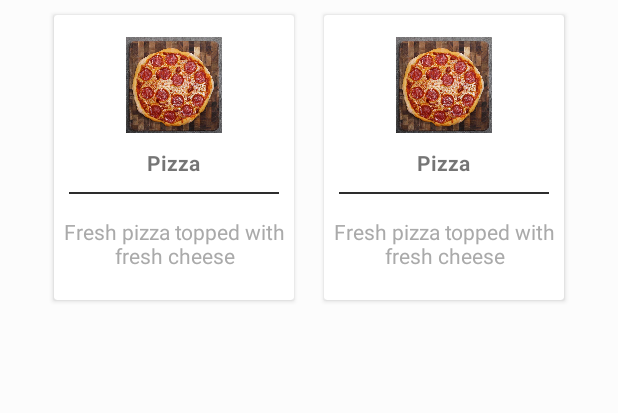
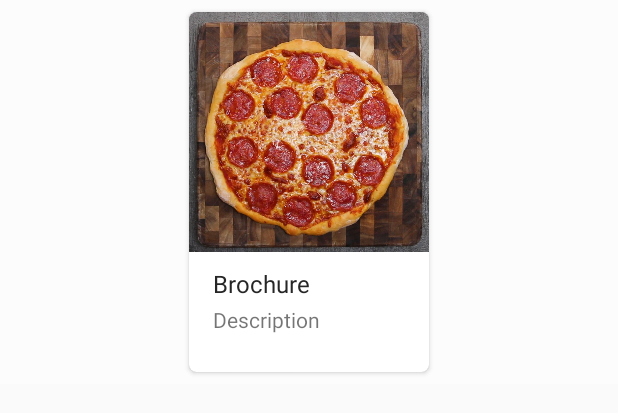
Before and after one commit to iKreateCode/FoodRocket, an Android app: the layout menu_item_layout.xml on its own in the app's theme, with its tools: preview values and no code run, on a phone screen of 412 x 824 dp. Shown: the top 413 px of the screen. Run offline under Robolectric (Android 15) with nearby library versions, the phone set to English and light mode, and no system bars.

Commit message:
Added item adapter with recycler

```diff
--- a/app/src/main/AndroidManifest.xml
+++ b/app/src/main/AndroidManifest.xml
@@ -28,7 +28,7 @@
             android:name=".Item"
             android:theme="@style/AppTheme.FullScreen" />
         <activity
-            android:name=".DetailActivity"
+            android:name=".ItemDetailActivity"
             android:theme="@style/AppTheme.FullScreen" />
     </application>
 
--- a/app/src/main/java/com/example/foodrocket/DetailActivity.java
+++ b/app/src/main/java/com/example/foodrocket/ItemDetailActivity.java
@@ -5,7 +5,7 @@ import android.widget.TextView;
 
 import androidx.appcompat.app.AppCompatActivity;
 
-public class DetailActivity extends AppCompatActivity {
+public class ItemDetailActivity extends AppCompatActivity {
 
     @Override
     protected void onCreate(Bundle savedInstanceState) {
--- a/app/src/main/java/com/example/foodrocket/PopularItemModel.java
+++ b/app/src/main/java/com/example/foodrocket/ItemModel.java
@@ -1,12 +1,12 @@
 package com.example.foodrocket;
 
-public class PopularItemModel {
+public class ItemModel {
 
     private int image;
     private String title;
     private String desc;
 
-    public PopularItemModel(int image, String title, String desc) {
+    public ItemModel(int image, String title, String desc) {
         this.image = image;
         this.title = title;
         this.desc = desc;
--- a/app/src/main/res/layout/activity_detail.xml
+++ b/app/src/main/res/layout/activity_detail.xml
@@ -4,7 +4,7 @@
     xmlns:tools="http://schemas.android.com/tools"
     android:layout_width="match_parent"
     android:layout_height="match_parent"
-    tools:context=".DetailActivity">
+    tools:context=".ItemDetailActivity">
 
     <TextView
         android:id="@+id/textView"
--- a/app/src/main/res/layout/menu_item_layout.xml
+++ b/app/src/main/res/layout/menu_item_layout.xml
@@ -4,97 +4,57 @@
     xmlns:app="http://schemas.android.com/apk/res-auto"
     xmlns:tools="http://schemas.android.com/tools"
     android:layout_width="match_parent"
-    android:layout_height="match_parent"
+    android:layout_height="wrap_content"
     tools:context=".MenuFragment"
+    android:gravity="center"
     android:orientation="vertical"
     android:background="#fcfcfc">
 
 
-    <LinearLayout
-        android:clipToPadding="false"
-        android:gravity="center"
-        android:orientation="horizontal"
+    <androidx.cardview.widget.CardView
+        android:layout_width="160dp"
+        android:layout_height="wrap_content"
+        app:cardCornerRadius="5dp"
+        android:layout_margin="8dp">
+
+        <RelativeLayout
             android:layout_width="match_parent"
-        android:layout_height="wrap_content">
-        <androidx.cardview.widget.CardView
-            android:foreground="?android:attr/selectableItemBackground"
-            android:clickable="true"
-            android:layout_width="160dp"
-            android:layout_height="190dp"
-            android:layout_margin="10dp">
-            <LinearLayout
+            android:layout_height="240dp">
+
+            <ImageView
+                android:id="@+id/image"
                 android:layout_width="match_parent"
-                android:layout_height="match_parent"
-                android:orientation="vertical"
-                android:gravity="center">
-                <ImageView
-                    android:layout_width="64dp"
-                    android:layout_height="64dp"
-                    android:background="@drawable/pizza"
-                    android:padding="10dp"/>
+                android:layout_height="160dp"
+                android:scaleType="centerCrop"
+                android:src="@drawable/pizza" />
+
             <TextView
+                android:id="@+id/title"
                 android:layout_width="wrap_content"
                 android:layout_height="wrap_content"
-                    android:textStyle="bold"
+                android:layout_below="@id/image"
+                android:layout_marginLeft="16dp"
                 android:layout_marginTop="10dp"
-                    android:text="Pizza"/>
-                <View
-                    android:layout_width="match_parent"
-                    android:layout_height="1dp"
-                    android:background="@color/UI_DarkGrey"
-                    android:layout_margin="10dp"/>
+                android:text="Brochure"
+                android:textColor="#262626"
+                android:textSize="16sp" />
+
             <TextView
+                android:id="@+id/desc"
                 android:layout_width="wrap_content"
                 android:layout_height="wrap_content"
-                    android:gravity="center"
-                    android:text="Fresh pizza topped with fresh cheese"
-                    android:padding="5dp"
-                    android:textColor="@android:color/darker_gray"/>
+                android:layout_below="@id/title"
+                android:layout_marginLeft="16dp"
+                android:layout_marginTop="3dp"
+                android:layout_marginRight="16dp"
+                android:drawablePadding="10dp"
+                android:ellipsize="end"
+                android:maxLines="3"
+                android:text="Description" />
 
-            </LinearLayout>
-        </androidx.cardview.widget.CardView>
-        <androidx.cardview.widget.CardView
-            android:foreground="?android:attr/selectableItemBackground"
-            android:clickable="true"
-            android:layout_width="160dp"
-            android:layout_height="190dp"
-            android:layout_margin="10dp">
+        </RelativeLayout>
 
-            <LinearLayout
-                android:layout_width="match_parent"
-                android:layout_height="match_parent"
-                android:gravity="center"
-                android:orientation="vertical">
 
-                <ImageView
-                    android:layout_width="64dp"
-                    android:layout_height="64dp"
-                    android:background="@drawable/pizza"
-                    android:padding="10dp" />
-
-                <TextView
-                    android:layout_width="wrap_content"
-                    android:layout_height="wrap_content"
-                    android:layout_marginTop="10dp"
-                    android:text="Pizza"
-                    android:textStyle="bold" />
-
-                <View
-                    android:layout_width="match_parent"
-                    android:layout_height="1dp"
-                    android:layout_margin="10dp"
-                    android:background="@color/UI_DarkGrey" />
-
-                <TextView
-                    android:layout_width="wrap_content"
-                    android:layout_height="wrap_content"
-                    android:gravity="center"
-                    android:padding="5dp"
-                    android:text="Fresh pizza topped with fresh cheese"
-                    android:textColor="@android:color/darker_gray" />
-
-            </LinearLayout>
     </androidx.cardview.widget.CardView>
 
 </LinearLayout>
-</LinearLayout>
```
Also changed, not shown: app/src/main/java/com/example/foodrocket/ItemAdapter.java (added, +69 -0 lines), app/src/main/java/com/example/foodrocket/MenuFragment.java (+57 -18 lines), app/src/main/java/com/example/foodrocket/PopularItemAdapter.java (renamed from app/src/main/java/com/example/foodrocket/Adapter.java, +5 -4 lines), app/src/main/res/layout/fragment_menu.xml (+14 -14 lines). Lines whose indentation alone changed are shown as unchanged.
